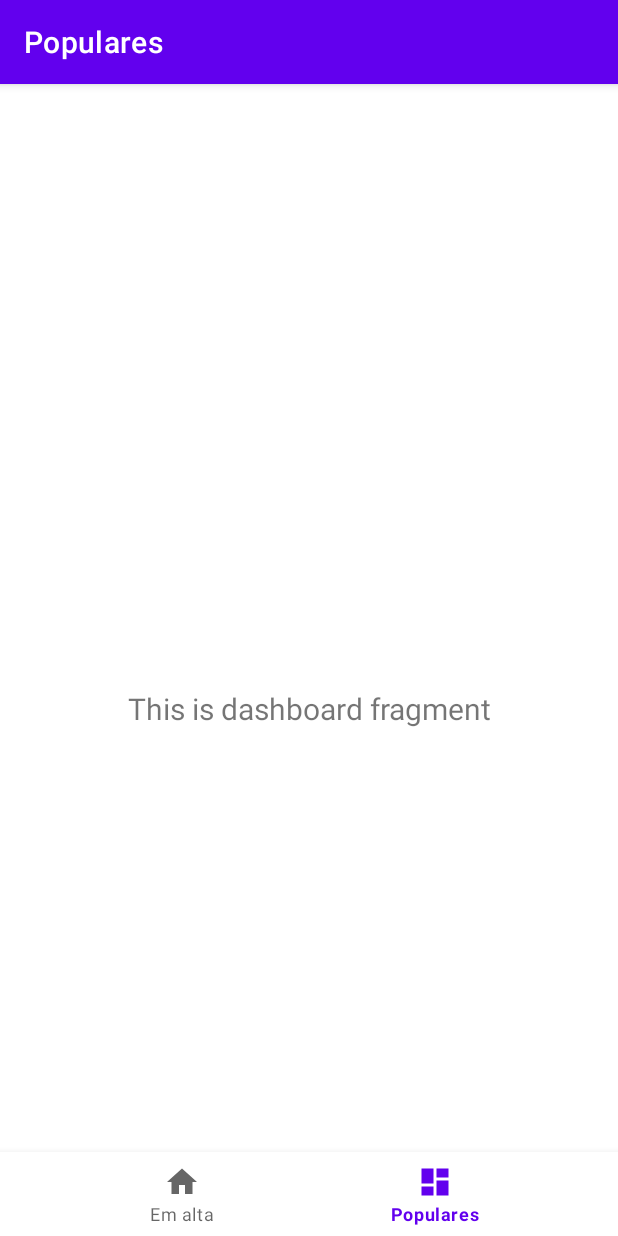
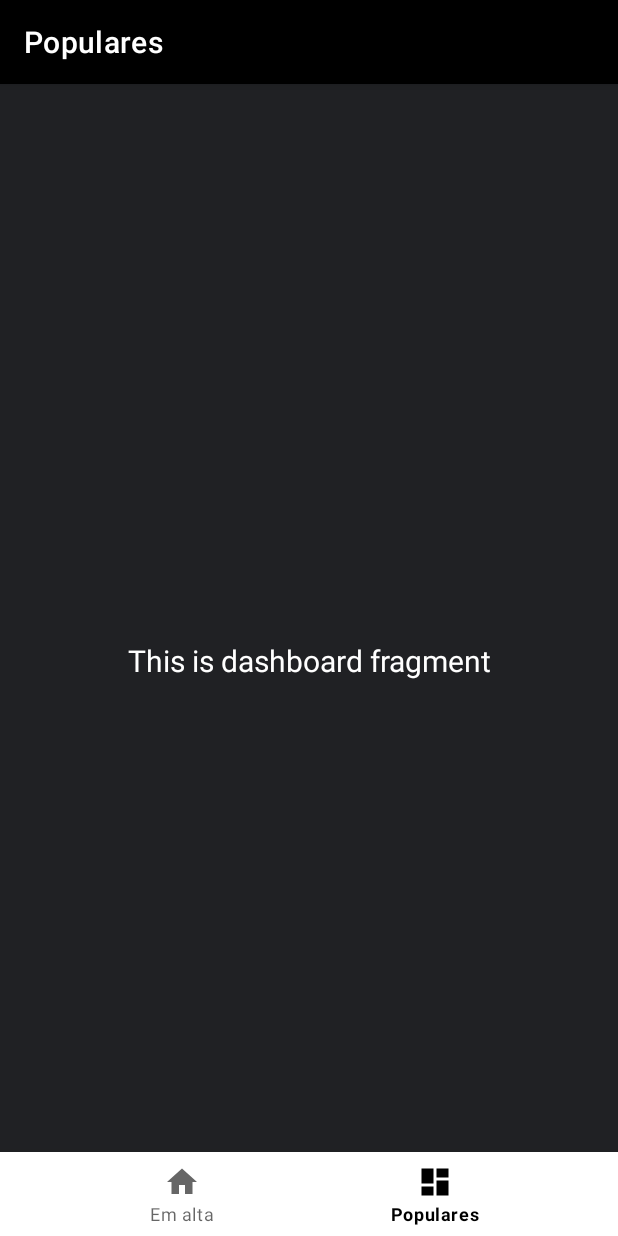
Before and after one commit to igoramos77/tassioflix-android, an Android app: the DashboardFragment screen opened through its navigation route, on a phone screen of 412 x 824 dp. Run offline under Robolectric (Android 15) with nearby library versions, the phone set to English and light mode, and no system bars; our stand-ins replace navigation-ui.

Commit message:
chore: change theme and fix paddingTop to ActionBar

```diff
--- a/app/src/main/java/com/example/tassioflix/MainActivity.java
+++ b/app/src/main/java/com/example/tassioflix/MainActivity.java
@@ -32,6 +32,16 @@ public class MainActivity extends AppCompatActivity {
         NavController navController = Navigation.findNavController(this, R.id.nav_host_fragment_activity_main);
         NavigationUI.setupActionBarWithNavController(this, navController, appBarConfiguration);
         NavigationUI.setupWithNavController(binding.navView, navController);
+
+        changeStatusBarColor();
+    }
+
+    private void changeStatusBarColor() {
+        if (android.os.Build.VERSION.SDK_INT >= android.os.Build.VERSION_CODES.LOLLIPOP) {
+            getWindow().setStatusBarColor(getResources().getColor(R.color.black));
+        } else {
+            getWindow().setStatusBarColor(getResources().getColor(R.color.black));
+        }
     }
 
 }
--- a/app/src/main/res/layout/activity_main.xml
+++ b/app/src/main/res/layout/activity_main.xml
@@ -4,7 +4,7 @@
     android:id="@+id/container"
     android:layout_width="match_parent"
     android:layout_height="match_parent"
-    android:paddingTop="?attr/actionBarSize">
+    android:layout_y="-100dp">
 
     <com.google.android.material.bottomnavigation.BottomNavigationView
         android:id="@+id/nav_view"
--- a/app/src/main/res/layout/fragment_dashboard.xml
+++ b/app/src/main/res/layout/fragment_dashboard.xml
@@ -4,16 +4,15 @@
     xmlns:tools="http://schemas.android.com/tools"
     android:layout_width="match_parent"
     android:layout_height="match_parent"
+    android:background="@color/dark_gray"
     tools:context=".ui.dashboard.DashboardFragment">
 
     <TextView
         android:id="@+id/text_dashboard"
-        android:layout_width="match_parent"
+        android:layout_width="0dp"
         android:layout_height="wrap_content"
-        android:layout_marginStart="8dp"
-        android:layout_marginTop="8dp"
-        android:layout_marginEnd="8dp"
         android:textAlignment="center"
+        android:textColor="@color/white"
         android:textSize="20sp"
         app:layout_constraintBottom_toBottomOf="parent"
         app:layout_constraintEnd_toEndOf="parent"
--- a/app/src/main/res/values/colors.xml
+++ b/app/src/main/res/values/colors.xml
@@ -6,5 +6,6 @@
     <color name="teal_200">#FF03DAC5</color>
     <color name="teal_700">#FF018786</color>
     <color name="black">#FF000000</color>
+    <color name="dark_gray">#202124</color>
     <color name="white">#FFFFFFFF</color>
 </resources>
--- a/app/src/main/res/values/themes.xml
+++ b/app/src/main/res/values/themes.xml
@@ -2,8 +2,8 @@
     <!-- Base application theme. -->
     <style name="Theme.Tassioflix" parent="Theme.MaterialComponents.DayNight.DarkActionBar">
         <!-- Primary brand color. -->
-        <item name="colorPrimary">@color/purple_500</item>
-        <item name="colorPrimaryVariant">@color/purple_700</item>
+        <item name="colorPrimary">@color/black</item>
+        <item name="colorPrimaryVariant">@color/dark_gray</item>
         <item name="colorOnPrimary">@color/white</item>
         <!-- Secondary brand color. -->
         <item name="colorSecondary">@color/teal_200</item>
```
